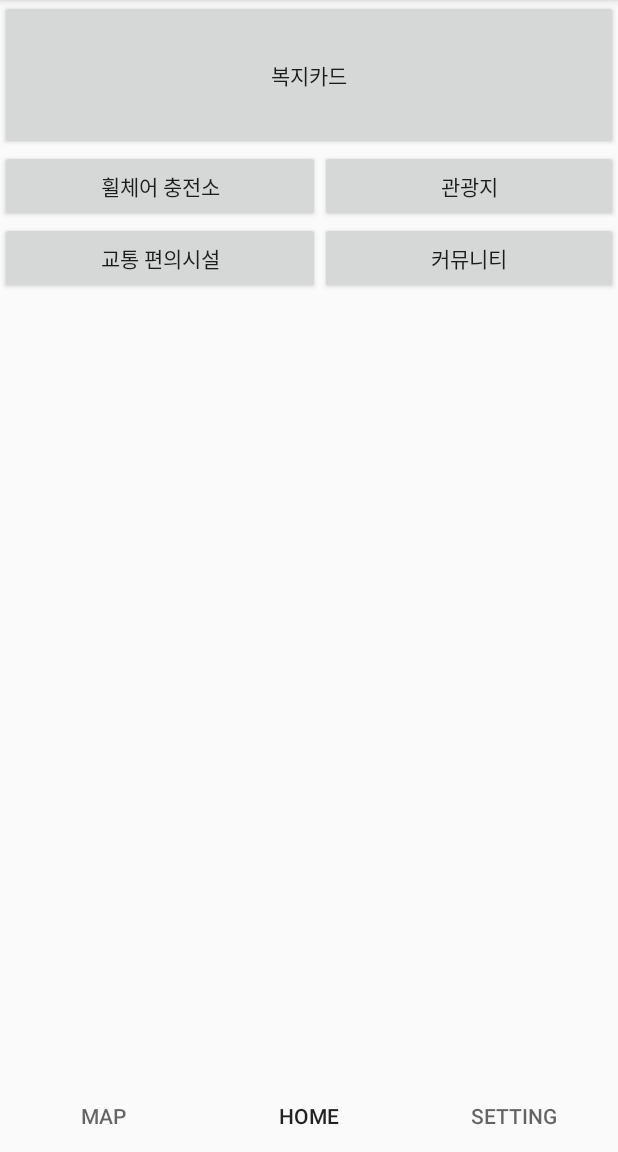
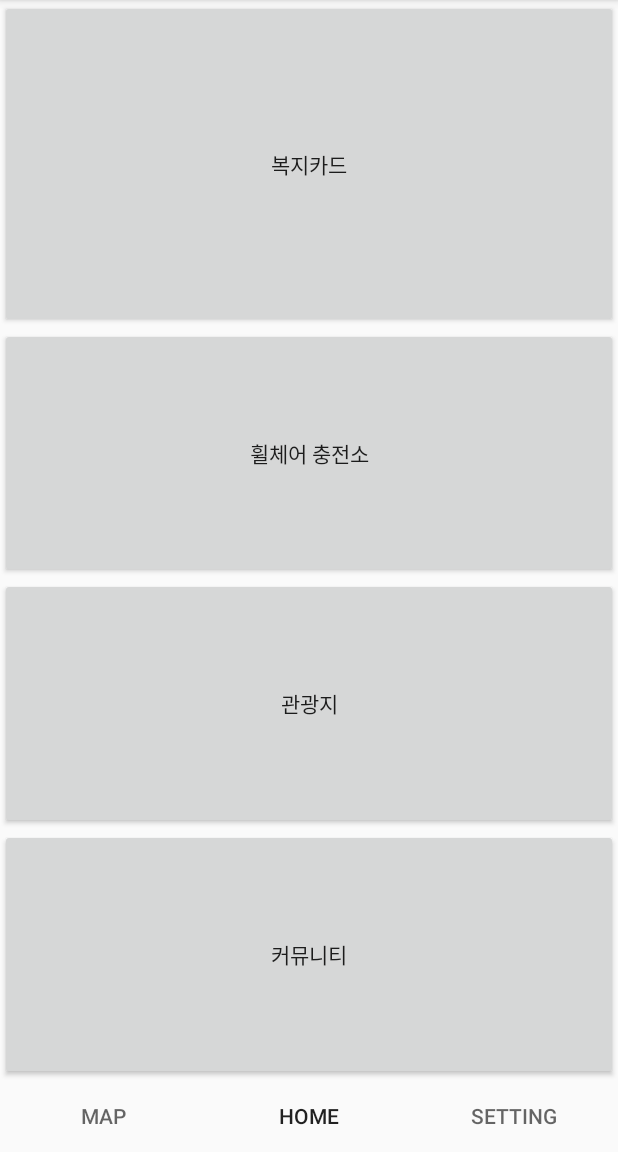
Before and after one commit to SeoulAppContestPrizeNo1/AngelWalk, an Android app: the HomeFragment screen opened directly, with no data from a screen before it, on a phone screen of 412 x 824 dp, the part 84-1236 px from its top. Run offline under Robolectric (Android 15) with nearby library versions, the phone set to English and light mode, and no system bars; libraries missing offline, so code that uses them is left out: net.daum.mf; 19 statements that could not run were skipped.

Commit message:
fragment home 메뉴 위치 조정 ( 교통 편의시설 메뉴 삭제 )

```diff
--- a/app/src/main/res/layout/fragment_home.xml
+++ b/app/src/main/res/layout/fragment_home.xml
@@ -7,53 +7,46 @@ xmlns:app="http://schemas.android.com/apk/res-auto"
 android:orientation="vertical"
 android:id="@+id/fragmentHome">
 
+    <LinearLayout
+        android:layout_width="match_parent"
+        android:layout_height="match_parent"
+        android:orientation="vertical"
+        android:weightSum="4">
+
         <Button
             android:id="@+id/btnCard"
             android:layout_width="match_parent"
             android:layout_height="100dp"
-    android:text="복지카드"/>
+            android:text="복지카드"
+            android:layout_weight="1"/>
 
         <LinearLayout
             android:id="@+id/wrapOne"
             android:layout_width="match_parent"
             android:layout_height="wrap_content"
-    android:orientation="horizontal"
-    android:weightSum="2"
+            android:orientation="vertical"
+            android:weightSum="3"
+            android:layout_weight="3"
             app:layout_constraintTop_toBottomOf="@+id/btnCard">
 
             <Button
                 android:id="@+id/btnCharging"
-        android:layout_width="wrap_content"
+                android:layout_width="match_parent"
                 android:layout_height="wrap_content"
                 android:layout_weight="1"
                 android:text="휠체어 충전소"/>
 
             <Button
                 android:id="@+id/btnTourism"
-        android:layout_width="wrap_content"
+                android:layout_width="match_parent"
                 android:layout_height="wrap_content"
                 android:layout_weight="1"
                 android:text="관광지"/>
-</LinearLayout>
 
-<LinearLayout
-    android:id="@+id/wraoTwo"
-    android:layout_width="match_parent"
-    android:layout_height="wrap_content"
-    android:layout_below="@+id/wrapOne"
-    android:orientation="horizontal"
-    android:weightSum="2"
-    app:layout_constraintTop_toBottomOf="@+id/wrapOne">
-
-    <Button
-        android:layout_width="wrap_content"
-        android:layout_height="wrap_content"
-        android:layout_weight="1"
-        android:text="교통 편의시설"/>
 
             <Button
                 android:id="@+id/btnPost"
-        android:layout_width="wrap_content"
+                android:layout_width="match_parent"
                 android:layout_height="wrap_content"
                 android:layout_weight="1"
                 android:text="커뮤니티"/>
@@ -61,4 +54,6 @@ android:id="@+id/fragmentHome">
         </LinearLayout>
 
 
+    </LinearLayout>
+
 </android.support.constraint.ConstraintLayout>
```
Lines whose indentation alone changed are shown as unchanged.
